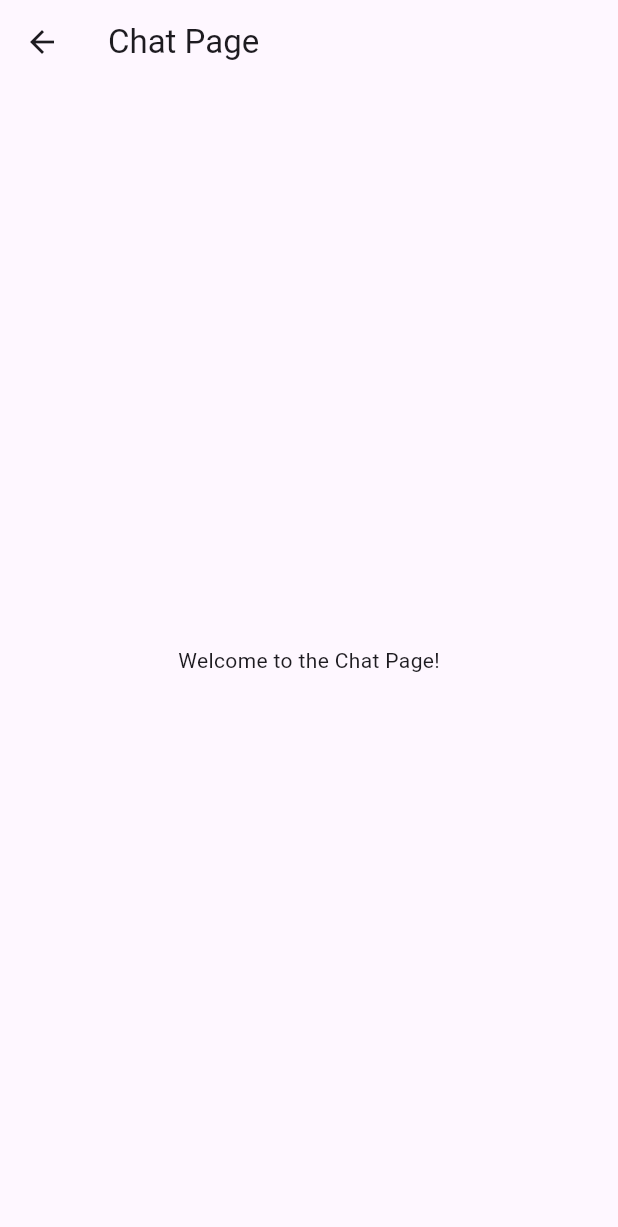
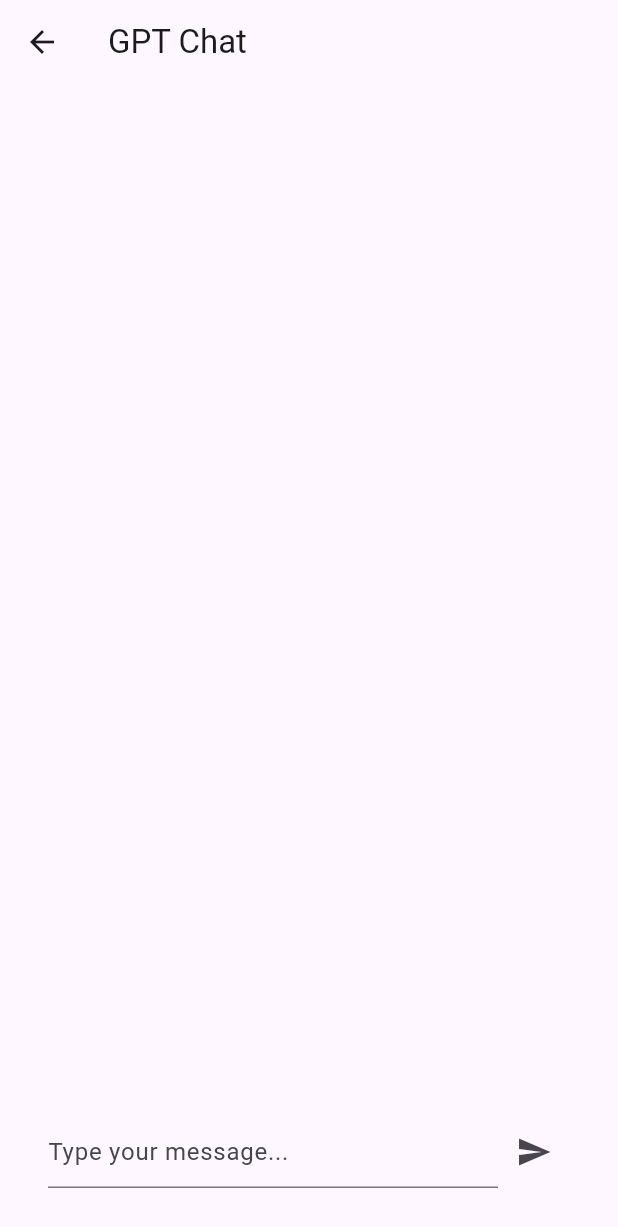
Before and after one commit to yunseoLee0343/feature_navigator, a Flutter app: the DetailsScreen screen opened by its route, after a tap on the "chat" icon, on a phone screen of 412 x 824 dp. Shown: the top 1227 px of the screen. Run offline on Flutter 3.47's test engine with Material 3 defaults, Android fonts, the phone set to English and light mode, and no system bars; our stand-ins replace go_router.

Commit message:
feat: Add GPT Chatting

```diff
--- a/example/lib/main.dart
+++ b/example/lib/main.dart
@@ -1,18 +1,20 @@
 import 'package:example/screens/details_screen.dart';
 import 'package:example/screens/home_screen.dart';
 import 'package:feature_navigator/feature_route.dart';
+import 'package:feature_navigator/feature_router.dart';
 import 'package:flutter/material.dart';
-import 'package:go_router/go_router.dart';
 
 void main() {
   runApp(MyApp());
 }
 
 class MyApp extends StatelessWidget {
-  final GoRouter _router;
+  final FeatureRouter _router;
 
   MyApp({super.key})
-      : _router = GoRouter(
+      : _router = FeatureRouter(
+          useAI: true,
+          aiApiKey: 'user-gpt-api-key',
           routes: [
             FeatureRoute(
               name: 'home',
@@ -33,7 +35,7 @@ class MyApp extends StatelessWidget {
   @override
   Widget build(BuildContext context) {
     return MaterialApp.router(
-      routerConfig: _router,
+      routerConfig: _router.router,
     );
   }
 }
--- a/lib/chat_page.dart
+++ b/lib/chat_page.dart
@@ -1,16 +1,98 @@
+import 'package:feature_navigator/gpt_model.dart';
+import 'package:feature_navigator/gpt_service.dart';
 import 'package:flutter/material.dart';
 
-class ChatPage extends StatelessWidget {
+class ChatPage extends StatefulWidget {
   const ChatPage({super.key});
+
+  @override
+  ChatPageState createState() => ChatPageState();
+}
+
+class ChatPageState extends State<ChatPage> {
+  final TextEditingController _controller = TextEditingController();
+  final List<Map<String, String>> _messages = [];
+  late GPTService _gptService;
+
+  @override
+  void initState() {
+    super.initState();
+
+    final settings = FeatureSettings();
+    _gptService = GPTService(
+        settings.aiApiKey ?? '', settings.gptModel ?? GPTModel.gpt4oMini);
+  }
+
+  void _sendMessage() async {
+    final message = _controller.text;
+    if (message.isEmpty) return;
+
+    setState(() {
+      _messages.add({'role': 'user', 'content': message});
+    });
+    _controller.clear();
+
+    try {
+      final response = await _gptService.sendMessage(message);
+      setState(() {
+        _messages.add({'role': 'assistant', 'content': response});
+      });
+    } catch (e) {
+      setState(() {
+        _messages.add({
+          'role': 'assistant',
+          'content': 'Error: Could not fetch response from GPT. $e'
+        });
+      });
+    }
+  }
 
   @override
   Widget build(BuildContext context) {
     return Scaffold(
       appBar: AppBar(
-        title: const Text('Chat Page'),
+        title: const Text('GPT Chat'),
       ),
-      body: const Center(
-        child: Text('Welcome to the Chat Page!'),
+      body: Column(
+        children: [
+          Expanded(
+            child: ListView.builder(
+              itemCount: _messages.length,
+              itemBuilder: (context, index) {
+                final message = _messages[index];
+                return ListTile(
+                  title: Text(message['content']!),
+                  subtitle: Text(message['role'] == 'user' ? 'You' : 'GPT'),
+                  leading: message['role'] == 'assistant'
+                      ? const Icon(Icons.smart_toy)
+                      : null,
+                  trailing: message['role'] == 'user'
+                      ? const Icon(Icons.person)
+                      : null,
+                );
+              },
+            ),
+          ),
+          Padding(
+            padding: const EdgeInsets.all(32.0),
+            child: Row(
+              children: [
+                Expanded(
+                  child: TextField(
+                    controller: _controller,
+                    decoration: const InputDecoration(
+                      hintText: 'Type your message...',
+                    ),
+                  ),
+                ),
+                IconButton(
+                  icon: const Icon(Icons.send),
+                  onPressed: _sendMessage,
+                ),
+              ],
+            ),
+          ),
+        ],
       ),
     );
   }
--- a/lib/feature_route.dart
+++ b/lib/feature_route.dart
@@ -1,6 +1,8 @@
-import 'package:feature_navigator/chat_page.dart';
 import 'package:flutter/material.dart';
 import 'package:go_router/go_router.dart';
+
+import 'chat_page.dart';
+import 'gpt_model.dart';
 
 class FeatureRoute extends GoRoute {
   final String description;
@@ -18,14 +20,18 @@ class FeatureRoute extends GoRoute {
   }) : super(
           builder: (context, state) {
             final child = builder(context, state);
-            if (includeChat) {
+            final settings = FeatureSettings();
+
+            if (includeChat && settings.useAI) {
               return Scaffold(
                 body: child,
                 floatingActionButton: FloatingActionButton(
                   onPressed: () {
                     Navigator.push(
                       context,
-                      MaterialPageRoute(builder: (context) => const ChatPage()),
+                      MaterialPageRoute(
+                        builder: (context) => const ChatPage(),
+                      ),
                     );
                   },
                   child: const Icon(Icons.chat),
--- /dev/null
+++ b/lib/feature_router.dart
@@ -0,0 +1,25 @@
+import 'package:go_router/go_router.dart';
+
+import 'feature_route.dart';
+import 'gpt_model.dart';
+
+class FeatureRouter {
+  final GoRouter _router;
+
+  FeatureRouter({
+    required bool useAI,
+    String? aiApiKey,
+    GPTModel? gptModel,
+    required List<FeatureRoute> routes,
+  }) : _router = GoRouter(
+          routes: routes,
+        ) {
+    FeatureSettings().configure(
+      useAI: useAI,
+      aiApiKey: aiApiKey,
+      gptModel: gptModel,
+    );
+  }
+
+  GoRouter get router => _router;
+}
--- /dev/null
+++ b/lib/gpt_model.dart
@@ -0,0 +1,35 @@
+// lib/gpt_model.dart
+
+enum GPTModel {
+  gpt4oNEW('gpt-4o-2024-08-06'),
+  gpt4o('gpt-4o'),
+  gpt4oMini('gpt-4o-mini');
+
+  final String modelName;
+
+  const GPTModel(this.modelName);
+}
+
+class FeatureSettings {
+  static final FeatureSettings _instance = FeatureSettings._internal();
+
+  bool useAI = false;
+  String? aiApiKey;
+  GPTModel? gptModel;
+
+  factory FeatureSettings() {
+    return _instance;
+  }
+
+  FeatureSettings._internal();
+
+  void configure({
+    required bool useAI,
+    String? aiApiKey,
+    GPTModel? gptModel,
+  }) {
+    this.useAI = useAI;
+    this.aiApiKey = aiApiKey;
+    this.gptModel = gptModel;
+  }
+}
--- /dev/null
+++ b/lib/gpt_service.dart
@@ -0,0 +1,35 @@
+import 'dart:convert';
+
+import 'package:feature_navigator/gpt_model.dart';
+import 'package:http/http.dart' as http;
+
+class GPTService {
+  final String apiKey;
+  final GPTModel gptModel;
+
+  GPTService(this.apiKey, this.gptModel);
+
+  Future<String> sendMessage(String message) async {
+    final response = await http.post(
+      Uri.parse('https://api.openai.com/v1/chat/completions'),
+      headers: {
+        'Content-Type': 'application/json',
+        'Authorization': 'Bearer $apiKey',
+      },
+      body: jsonEncode({
+        'model': gptModel.modelName,
+        'messages': [
+          {'role': 'system', 'content': 'You are a helpful assistant.'},
+          {'role': 'user', 'content': message},
+        ],
+      }),
+    );
+
+    if (response.statusCode == 200) {
+      final data = jsonDecode(response.body);
+      return data['choices'][0]['message']['content'].trim();
+    } else {
+      throw Exception('Failed to communicate with GPT');
+    }
+  }
+}
--- a/pubspec.yaml
+++ b/pubspec.yaml
@@ -11,6 +11,7 @@ dependencies:
   flutter:
     sdk: flutter
   go_router: ^14.2.6
+  http: ^1.2.2
 
 dev_dependencies:
   flutter_test:
```
Also changed, not shown: example/pubspec.lock, 1 other file.
